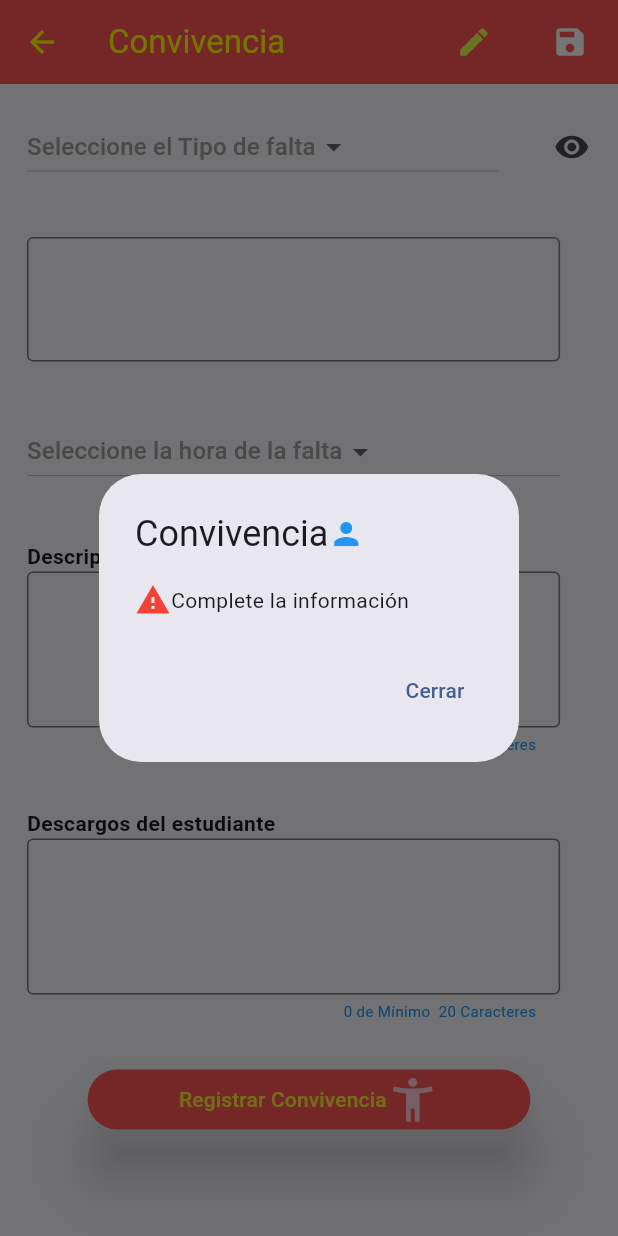
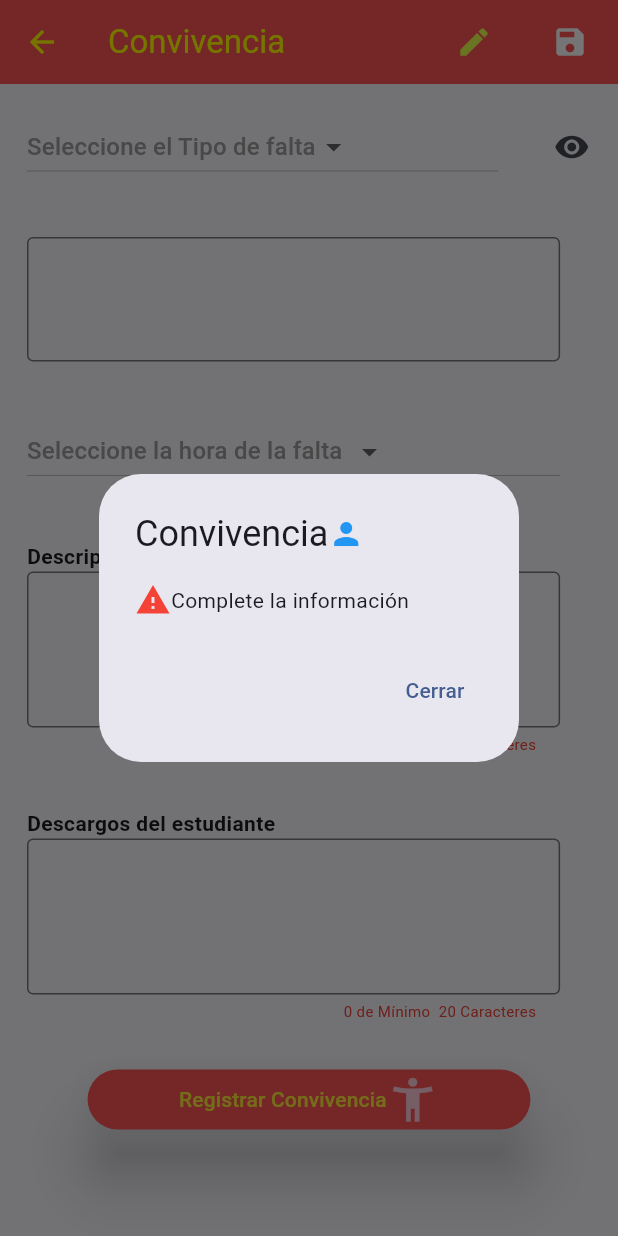
Before and after one commit to ceslep/flutterNIE, a Flutter app: the ReportarConvivencia screen opened directly with empty values, after a tap on "Registrar Convivencia", on a phone screen of 412 x 824 dp. Run offline on Flutter 3.47's test engine with Material 3 defaults, Android fonts, the phone set to English and light mode, and no system bars; our stand-ins replace cached_network_image, device_info_plus, easy_splash_screen, flutter_spinkit, fluttertoast, localstorage and 2 more; missing offline and left inert: desktop_window, flutter_drawing_board; accounts and stored records are empty; network calls fail.

Commit message:
guardaconvi2

```diff
--- a/lib/widgets/asignaturas_docente.dart
+++ b/lib/widgets/asignaturas_docente.dart
@@ -229,6 +229,9 @@ class _AsignaturasDocenteState extends State<AsignaturasDocente> {
             itemBuilder: (context, index) {
               String asignatura = widget.asignaturas[index];
               return ListTile(
+                leading: const CircleAvatar(
+                  child: Icon(Icons.description),
+                ),
                 title: Row(
                   children: [
                     Padding(
--- a/lib/widgets/notas_docente.dart
+++ b/lib/widgets/notas_docente.dart
@@ -105,6 +105,7 @@ class _NotasDocenteState extends State<NotasDocente> {
             }
             double val = double.parse(valoracion != '' ? valoracion : '0');
             return Card(
+              margin: const EdgeInsets.all(10),
               color: index % 2 == 0
                   ? Colors.lightGreen.shade100
                   : const Color.fromARGB(255, 209, 222, 194),
--- a/lib/widgets/reportar_convivencia.dart
+++ b/lib/widgets/reportar_convivencia.dart
@@ -10,6 +10,7 @@ import 'package:flutter_spinkit/flutter_spinkit.dart';
 import 'package:http/http.dart' as http;
 import 'package:intl/intl.dart';
 import 'package:device_info_plus/device_info_plus.dart';
+import 'package:fluttertoast/fluttertoast.dart';
 
 const String urlbase = 'https://app.iedeoccidente.com';
 
@@ -33,6 +34,7 @@ class ReportarConvivencia extends StatefulWidget {
 }
 
 class _ReportarConvivenciaState extends State<ReportarConvivencia> {
+  late FToast fToast;
   final List<DropdownMenuItem> _itemsTipos = [
     const DropdownMenuItem(
       value: '',
@@ -118,6 +120,12 @@ class _ReportarConvivenciaState extends State<ReportarConvivencia> {
         'Séptima Hora',
       ),
     ),
+    const DropdownMenuItem(
+      value: 'Descanso u otras Actividades',
+      child: Text(
+        'Descanso u otras Actividades',
+      ),
+    ),
   ];
 
   List<Map<String, dynamic>> _itemsFaltas = [];
@@ -156,7 +164,36 @@ class _ReportarConvivenciaState extends State<ReportarConvivencia> {
     }
   }
 
-  Future<void> guardarConvivencia() async {}
+  _showToast() {
+    fToast = FToast();
+    fToast.init(context);
+    Widget toast = Container(
+      padding: const EdgeInsets.symmetric(horizontal: 24.0, vertical: 12.0),
+      decoration: BoxDecoration(
+        borderRadius: BorderRadius.circular(25.0),
+        color: Colors.greenAccent,
+      ),
+      child: const Row(
+        mainAxisSize: MainAxisSize.min,
+        children: [
+          Icon(Icons.check),
+          SizedBox(
+            width: 12.0,
+          ),
+          Text(
+            "Convivencia Registrada",
+            style: TextStyle(fontSize: 13, fontWeight: FontWeight.bold),
+          ),
+        ],
+      ),
+    );
+
+    fToast.showToast(
+      child: toast,
+      gravity: ToastGravity.BOTTOM,
+      toastDuration: const Duration(seconds: 2),
+    );
+  }
 
   void mostrarAlert(BuildContext context, String title, String text) {
     showDialog(
@@ -177,6 +214,11 @@ class _ReportarConvivenciaState extends State<ReportarConvivencia> {
         );
       },
     );
+  }
+
+  @override
+  void initState() {
+    super.initState();
   }
 
   @override
@@ -211,7 +253,7 @@ class _ReportarConvivenciaState extends State<ReportarConvivencia> {
           Padding(
             padding: const EdgeInsets.all(8.0),
             child: IconButton(
-              onPressed: () {
+              onPressed: () async {
                 guardaConv(context);
               },
               icon: const Icon(Icons.save, color: Colors.white),
@@ -337,8 +379,11 @@ class _ReportarConvivenciaState extends State<ReportarConvivencia> {
                                 fillColor: Colors.yellow,
                                 counter: Text(
                                   '${descCount.toString()} de Mínimo  20 Caracteres',
-                                  style: const TextStyle(
-                                      color: Colors.blue, fontSize: 10),
+                                  style: TextStyle(
+                                      color: descCount >= 20
+                                          ? Colors.blue
+                                          : Colors.red,
+                                      fontSize: 10),
                                 )),
                             autocorrect: true,
                           ),
@@ -372,8 +417,11 @@ class _ReportarConvivenciaState extends State<ReportarConvivencia> {
                                 fillColor: Colors.yellow,
                                 counter: Text(
                                   '${descaCount.toString()} de Mínimo  20 Caracteres',
-                                  style: const TextStyle(
-                                      color: Colors.blue, fontSize: 10),
+                                  style: TextStyle(
+                                      color: descaCount >= 20
+                                          ? Colors.blue
+                                          : Colors.red,
+                                      fontSize: 10),
                                 )),
                             autocorrect: true,
                           ),
@@ -480,7 +528,8 @@ class _ReportarConvivenciaState extends State<ReportarConvivencia> {
         DeviceInfoPlugin deviceInfo = DeviceInfoPlugin();
         AndroidDeviceInfo androidInfo = await deviceInfo.androidInfo;
         print('Running on ${androidInfo.model}'); // e.g. "Moto G (4)"
-        device = androidInfo.model;
+        device =
+            '${androidInfo.manufacturer}  ${androidInfo.brand} ${androidInfo.hardware} android-${androidInfo.version.release} ${androidInfo.product} ${androidInfo.model} ';
       }
       final Uri url = Uri.parse('$urlbase/guardarConvivencia.php');
       final bodyData = json.encode({
@@ -501,7 +550,17 @@ class _ReportarConvivenciaState extends State<ReportarConvivencia> {
       });
       var response = await http.post(url, body: bodyData);
       if (response.statusCode == 200) {
-        print("Se envió la convivencia");
+        await _showToast();
+        tipoFalta = '';
+        horaFalta = '';
+        setFaltasController.text = '';
+        setDescripcionFaltaController.text = '';
+        setDescacripcionFaltaController.text = '';
+        firma = '';
+        descCount = 0;
+        descaCount = 0;
+        setState(() {});
+        Navigator.pop(context);
       }
     } else {
       mostrarAlert(context, 'Convivencia', 'Complete la información');
```
Also changed, not shown: 3 other files.
